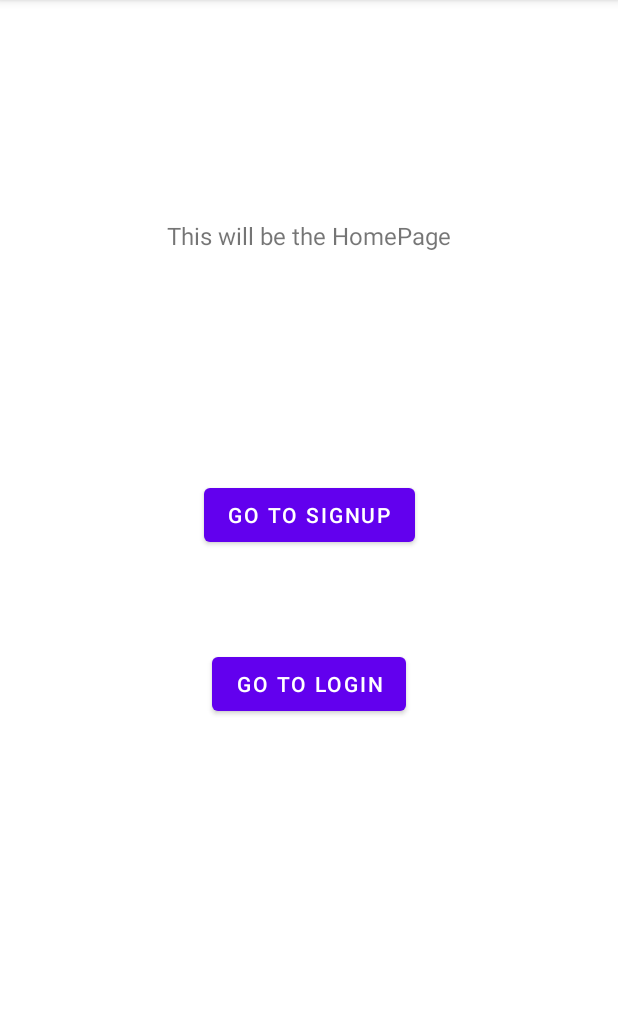
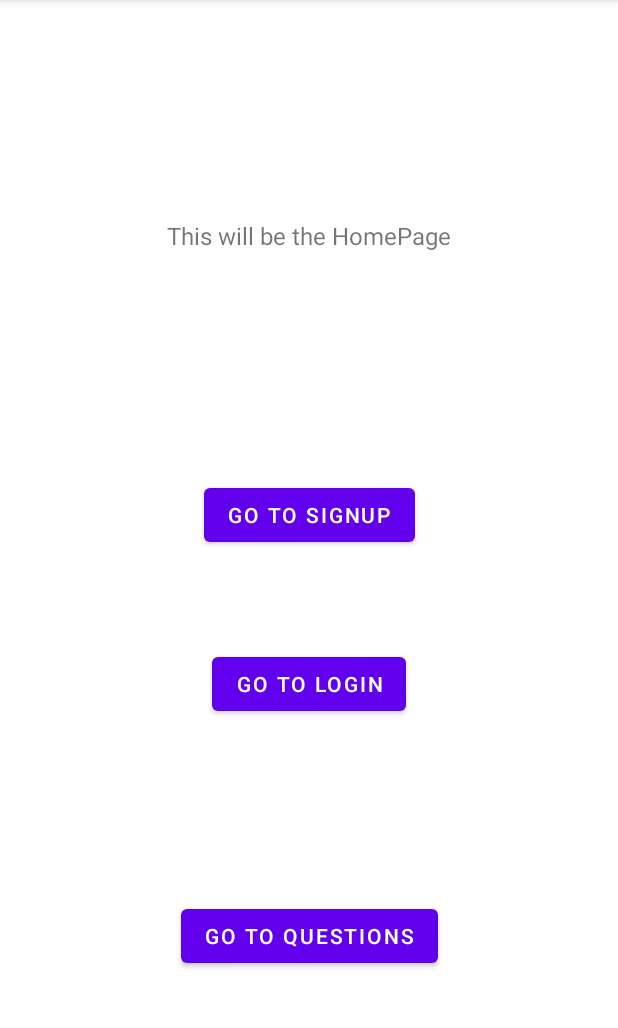
Before and after one commit to Thembanator1/MCCourseForum, an Android app: the screen it shows after launch (MainActivity), on a phone screen of 412 x 824 dp, the part 84-1112 px from its top. Run offline under Robolectric (Android 15) with nearby library versions, the phone set to English and light mode, and no system bars.

Commit message:
QuestionsDisplay

```diff
--- a/app/src/main/java/com/example/mccourseforum/MainActivity.java
+++ b/app/src/main/java/com/example/mccourseforum/MainActivity.java
@@ -22,6 +22,10 @@ public class MainActivity extends AppCompatActivity {
         Intent intent = new Intent(this , Login.class );
         startActivity(intent);
     }
+    public void goQ (View view){
+        Intent i = new Intent(this,QuestionsDisplay.class);
+        startActivity(i);
+    }
 
 
 }
--- a/app/src/main/res/layout/activity_main.xml
+++ b/app/src/main/res/layout/activity_main.xml
@@ -7,6 +7,7 @@
     tools:context=".MainActivity">
 
     <TextView
+        android:id="@+id/textView3"
         android:layout_width="194dp"
         android:layout_height="40dp"
         android:autoSizeTextType="uniform"
@@ -42,4 +43,15 @@
         app:layout_constraintEnd_toEndOf="parent"
         app:layout_constraintStart_toStartOf="parent" />
 
+    <Button
+        android:id="@+id/button3"
+        android:layout_width="wrap_content"
+        android:layout_height="wrap_content"
+        android:text="GO TO QUESTIONS"
+        android:onClick="goQ"
+        app:layout_constraintBottom_toBottomOf="parent"
+        app:layout_constraintEnd_toEndOf="parent"
+        app:layout_constraintStart_toStartOf="parent"
+        app:layout_constraintTop_toBottomOf="@+id/button2" />
+
 </androidx.constraintlayout.widget.ConstraintLayout>
```
